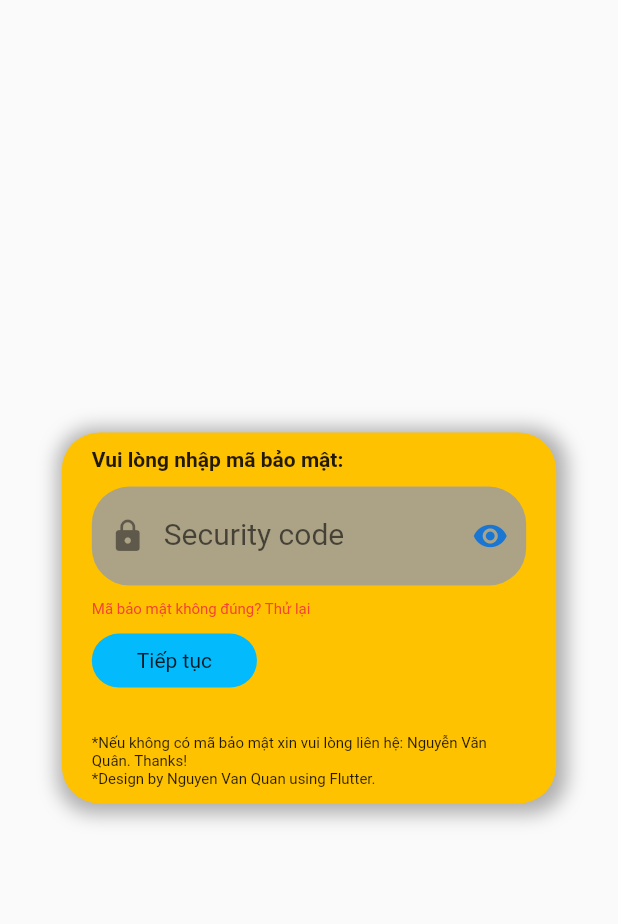
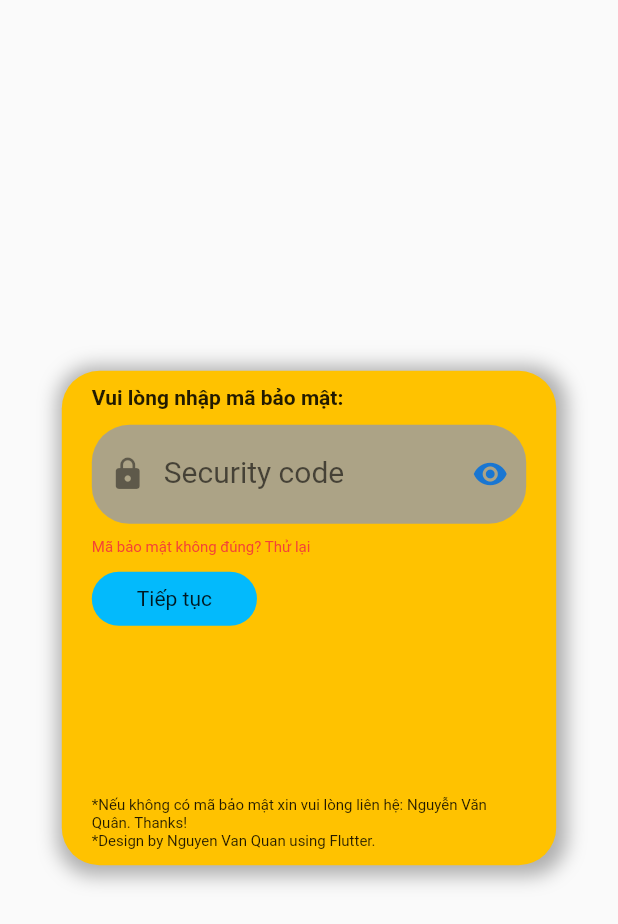
Before and after one commit to anhquantr123/flutter_website_1, a Flutter app: the screen it shows after launch, after a tap on "Tiếp tục", on a phone screen of 412 x 824 dp. Shown: the top 924 px of the screen. Run offline on Flutter 3.47's test engine with Material 2 defaults, Android fonts, the phone set to English and light mode, and no system bars.

Commit message:
hello date 15022022 - config size authen screens

```diff
--- a/lib/screen/authen/authen_screen.dart
+++ b/lib/screen/authen/authen_screen.dart
@@ -35,7 +35,7 @@ class _AuthenScreenState extends State<AuthenScreen> {
 
   void _handingButton() {
     var text = _inputTextController.text;
-    if (text != null && text == "23041999") {
+    if (text.isNotEmpty && text == "23041999") {
       Navigator.push(
           context, MaterialPageRoute(builder: (context) => HomeScreen()));
     } else {
@@ -55,7 +55,7 @@ class _AuthenScreenState extends State<AuthenScreen> {
             ? const EdgeInsets.symmetric(horizontal: 20, vertical: 10)
             : const EdgeInsets.symmetric(horizontal: 20, vertical: 40),
         height: Responsive.isMobile(context)
-            ? size.height * 0.3
+            ? size.height * 0.4
             : size.height * 0.5,
         width:
             Responsive.isMobile(context) ? size.width * 0.8 : size.width * 0.5,
```
Also changed, not shown: 1 other file.
